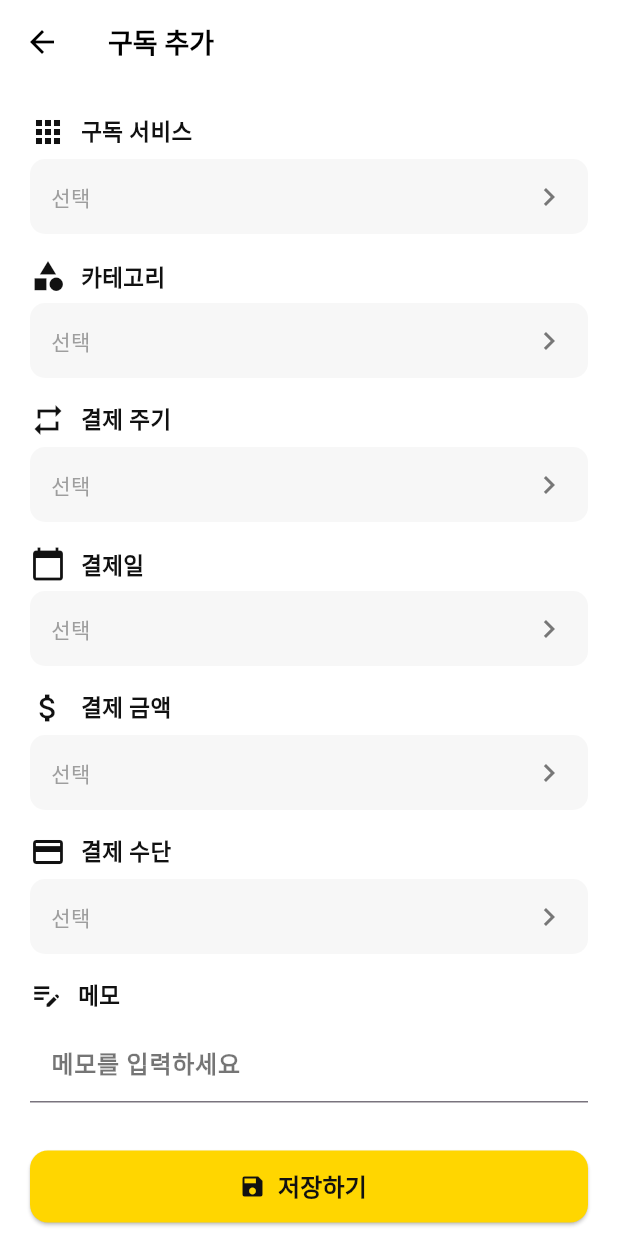
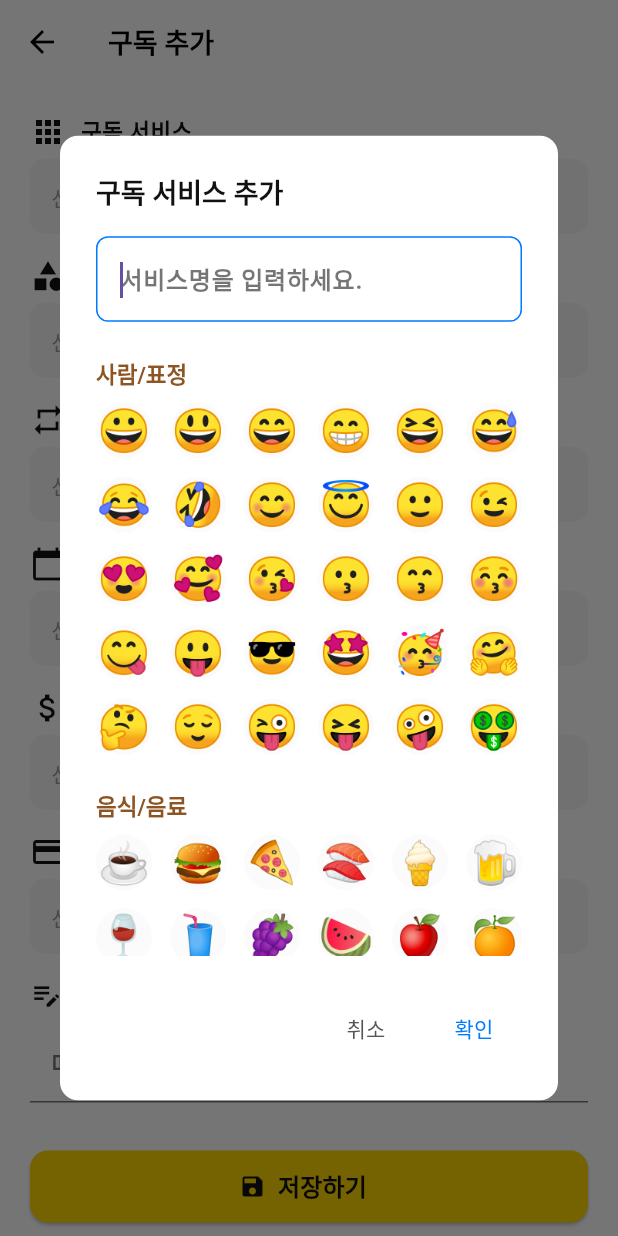
Before and after one commit to AtmosCat/sheepdog, a Flutter app: the SubscriptionAddPage screen opened directly, after a tap on "선택", on a phone screen of 412 x 824 dp. Run offline on Flutter 3.47's test engine with Material 3 defaults, Android fonts, the phone set to English and light mode, and no system bars; our stand-ins replace flutter_colorpicker, flutter_riverpod, fluttertoast, sqflite; missing offline and left inert: xml2json; accounts and stored records are empty; network calls fail.

Commit message:
구독 추가 로직 구현 완료

```diff
--- a/lib/data/model/subscription_service.dart
+++ b/lib/data/model/subscription_service.dart
@@ -6,6 +6,7 @@ class SubscriptionService {
   final String id;
   final String name;
   final String? logoUrl;
+  final String? emoji; // 이모지(문자열) 저장
   final String categoryId;
   final PaymentCycle? paymentCycle;
   final DateTime? paymentDate;
@@ -17,6 +18,7 @@ class SubscriptionService {
     String? id,
     required this.name,
     this.logoUrl,
+    this.emoji,
     required this.categoryId,
     this.paymentCycle,
     this.paymentDate,
@@ -29,6 +31,7 @@ class SubscriptionService {
     String? id,
     String? name,
     String? logoUrl,
+    String? emoji,
     String? categoryId,
     PaymentCycle? paymentCycle,
     DateTime? paymentDate,
@@ -40,6 +43,7 @@ class SubscriptionService {
       id: id ?? this.id,
       name: name ?? this.name,
       logoUrl: logoUrl ?? this.logoUrl,
+      emoji: emoji ?? this.emoji,
       categoryId: categoryId ?? this.categoryId,
       paymentCycle: paymentCycle ?? this.paymentCycle,
       paymentDate: paymentDate ?? this.paymentDate,
@@ -54,6 +58,7 @@ class SubscriptionService {
       'id': id,
       'name': name,
       'logoUrl': logoUrl,
+      'emoji': emoji,
       'categoryId': categoryId,
       'paymentCycle': paymentCycle?.index,
       'paymentDate': paymentDate?.toIso8601String(),
@@ -68,6 +73,7 @@ class SubscriptionService {
       id: map['id'] as String,
       name: map['name'] as String,
       logoUrl: map['logoUrl'] as String?,
+      emoji: map['emoji'] as String?,
       categoryId: map['categoryId'] as String,
       paymentCycle: map['paymentCycle'] != null
           ? PaymentCycle.values[map['paymentCycle'] as int]
--- a/lib/data/repository/sql_database.dart
+++ b/lib/data/repository/sql_database.dart
@@ -26,6 +26,7 @@ class SqlDatabase {
         id TEXT PRIMARY KEY,
         name TEXT NOT NULL,
         logoUrl TEXT,
+        emoji TEXT,
         categoryId TEXT NOT NULL,
         paymentCycle INTEGER,
         paymentDate TEXT,
--- a/lib/ui/pages/subscription_add/subscription_add_page.dart
+++ b/lib/ui/pages/subscription_add/subscription_add_page.dart
@@ -1,9 +1,6 @@
 import 'package:flutter/material.dart';
 import 'package:flutter_colorpicker/flutter_colorpicker.dart'; // 컬러 팔레트용
 import 'package:intl/intl.dart';
-import 'package:sheepdog/data/api/brand_repository.dart';
-import 'package:sheepdog/data/api/models.dart';
-import 'package:sheepdog/data/api/service_select_dialog.dart';
 import 'package:sheepdog/data/repository/subscription_category_repostory.dart';
 import 'package:sheepdog/theme/colors.dart';
 import 'package:sheepdog/data/model/subscription_service.dart';
@@ -11,13 +8,157 @@ import 'package:sheepdog/data/model/subscription_category.dart';
 import 'package:sheepdog/data/model/payment_method.dart';
 import 'package:sheepdog/data/repository/subscription_service_repository.dart';
 import 'package:sheepdog/data/repository/payment_method_repository.dart';
+import 'package:sheepdog/ui/pages/subscription_add/widgets/emoji_categories.dart';
 import 'package:sheepdog/ui/pages/subscription_add/widgets/light_pastel_colors.dart';
+import 'package:sheepdog/ui/utils/snackbar_utils.dart';
 
 class SubscriptionAddPage extends StatefulWidget {
   const SubscriptionAddPage({Key? key}) : super(key: key);
 
   @override
   State<SubscriptionAddPage> createState() => _SubscriptionAddPageState();
+}
+
+class _ServiceInputResult {
+  final String name;
+  final String emoji;
+  _ServiceInputResult({required this.name, required this.emoji});
+}
+
+class _ServiceInputDialog extends StatefulWidget {
+  @override
+  State<_ServiceInputDialog> createState() => _ServiceInputDialogState();
+}
+
+class _ServiceInputDialogState extends State<_ServiceInputDialog> {
+  final TextEditingController _nameController = TextEditingController();
+  String? _selectedEmoji;
+
+  @override
+  Widget build(BuildContext context) {
+    return AlertDialog(
+      backgroundColor: AppColor.containerWhite.of(context),
+      title: Text(
+        '구독 서비스 추가',
+        style: TextStyle(
+          fontWeight: FontWeight.bold,
+          fontSize: 18,
+          color: AppColor.deepBlack.of(context),
+        ),
+      ),
+      content: SizedBox(
+        width: 360,
+        height: 480,
+        child: Column(
+          mainAxisSize: MainAxisSize.max,
+          children: [
+            TextField(
+              controller: _nameController,
+              decoration: const InputDecoration(
+                hintText: '서비스명을 입력하세요.',
+                border: OutlineInputBorder(),
+              ),
+              autofocus: true,
+              onTapOutside: (event) =>
+                  FocusManager.instance.primaryFocus?.unfocus(),
+            ),
+            const SizedBox(height: 16),
+            Expanded(
+              child: ListView(
+                children: emojiCategories.entries.map((entry) {
+                  final category = entry.key;
+                  final emojis = entry.value;
+                  return Column(
+                    crossAxisAlignment: CrossAxisAlignment.start,
+                    children: [
+                      Padding(
+                        padding: const EdgeInsets.symmetric(vertical: 8),
+                        child: Text(
+                          category,
+                          style: TextStyle(
+                            fontWeight: FontWeight.bold,
+                            fontSize: 15,
+                            color: AppColor.mainBrown.of(context),
+                          ),
+                        ),
+                      ),
+                      GridView.builder(
+                        shrinkWrap: true,
+                        physics: const NeverScrollableScrollPhysics(),
+                        itemCount: emojis.length,
+                        gridDelegate:
+                            const SliverGridDelegateWithFixedCrossAxisCount(
+                              crossAxisCount: 6,
+                              mainAxisSpacing: 12,
+                              crossAxisSpacing: 12,
+                            ),
+                        itemBuilder: (context, index) {
+                          final emoji = emojis[index];
+                          final isSelected = _selectedEmoji == emoji;
+                          return GestureDetector(
+                            onTap: () {
+                              setState(() {
+                                _selectedEmoji = emoji;
+                              });
+                            },
+                            child: Container(
+                              decoration: BoxDecoration(
+                                color: isSelected
+                                    ? AppColor.containerGray20.of(context)
+                                    : AppColor.containerLightGray10.of(context),
+                                shape: BoxShape.circle,
+                              ),
+                              alignment: Alignment.center,
+                              child: Text(
+                                emoji,
+                                style: TextStyle(
+                                  fontSize: 28,
+                                  color: isSelected
+                                      ? AppColor.deepBlack.of(context)
+                                      : AppColor.mainBrown.of(context),
+                                ),
+                              ),
+                            ),
+                          );
+                        },
+                      ),
+                      SizedBox(height: 15),
+                    ],
+                  );
+                }).toList(),
+              ),
+            ),
+          ],
+        ),
+      ),
+      actions: [
+        TextButton(
+          style: TextButton.styleFrom(
+            foregroundColor: AppColor.gray30.of(context),
+          ),
+          onPressed: () => Navigator.pop(context),
+          child: const Text('취소'),
+        ),
+        TextButton(
+          style: TextButton.styleFrom(
+            foregroundColor: AppColor.primaryBlue.of(context),
+          ),
+          onPressed: () {
+            final name = _nameController.text.trim();
+            if (name.isEmpty) {
+              SnackbarUtil.showToastMessage('서비스명을 입력해 주세요.');
+              return;
+            }
+            Navigator.pop(
+              context,
+              _ServiceInputResult(name: name, emoji: _selectedEmoji ?? "💬"),
+            );
+          },
+          child: const Text('확인'),
+        ),
+      ],
+    );
+  }
 }
 
 class _SubscriptionAddPageState extends State<SubscriptionAddPage> {
@@ -54,40 +195,26 @@ class _SubscriptionAddPageState extends State<SubscriptionAddPage> {
   }
 
   void _showServiceSelectDialog() async {
-    // final selected = await showDialog<BrandSearchResult>(
-    //   context: context,
-    //   builder: (context) {
-    //     return ServiceSelectDialog(
-    //       onSelected: (brand) {
-    //         Navigator.pop(context, brand);
-    //       },
-    //     );
-    //   },
-    // );
+    final result = await showDialog<_ServiceInputResult>(
+      context: context,
+      builder: (context) => _ServiceInputDialog(),
+    );
 
-    // if (selected != null) {
-    //   String? logoUrl;
-    //   try {
-    //     logoUrl = await BrandRepository().fetchBrandImageUrl(
-    //       selected.applicationNumber,
-    //     );
-    //   } catch (_) {
-    //     logoUrl = null;
-    //   }
-
-    //   setState(() {
-    //     _selectedService = SubscriptionService(
-    //       name: selected.indexNo, // 브랜드명에 해당하는 값으로 수정
-    //       logoUrl: logoUrl,
-    //       categoryId: '', // 카테고리 ID는 별도 선택
-    //       paymentCycle: null,
-    //       paymentDate: null,
-    //       paymentAmount: null,
-    //       paymentMethodId: '',
-    //       memo: '',
-    //     );
-    //   });
-    // }
+    if (result != null) {
+      setState(() {
+        _selectedService = SubscriptionService(
+          name: result.name,
+          emoji: result.emoji,
+          logoUrl: null,
+          categoryId: '',
+          paymentCycle: null,
+          paymentDate: null,
+          paymentAmount: null,
+          paymentMethodId: '',
+          memo: '',
+        );
+      });
+    }
   }
 
   void _showCategorySelectDialog() async {
@@ -183,7 +310,7 @@ class _SubscriptionAddPageState extends State<SubscriptionAddPage> {
               '결제일 선택',
               style: TextStyle(
                 fontWeight: FontWeight.bold,
-                fontSize: 15,
+                fontSize: 18,
                 color: AppColor.deepBlack.of(context),
               ),
             ),
@@ -266,7 +393,7 @@ class _SubscriptionAddPageState extends State<SubscriptionAddPage> {
               controller: controller,
               keyboardType: TextInputType.number,
               decoration: const InputDecoration(
-                hintText: '금액을 입력하세요',
+                hintText: '금액을 입력하세요.',
                 border: OutlineInputBorder(),
               ),
               onTapOutside: (event) =>
@@ -331,7 +458,8 @@ class _SubscriptionAddPageState extends State<SubscriptionAddPage> {
 
     final service = SubscriptionService(
       name: _selectedService!.name,
-      logoUrl: _selectedService!.logoUrl,
+      logoUrl: '',
+      emoji: _selectedService!.emoji,
       categoryId: _selectedCategory!.id,
       paymentCycle: _selectedCycle,
       paymentDate: _getPaymentDate(),
@@ -359,7 +487,17 @@ class _SubscriptionAddPageState extends State<SubscriptionAddPage> {
       final now = DateTime.now();
       return DateTime(now.year, now.month, _selectedDate as int);
     }
-    // 주 단위 등은 별도 로직 필요
+    if (_selectedCycle == PaymentCycle.weekly && _selectedDate is String) {
+      // 요일 문자열을 DateTime의 weekday(1~7)로 변환
+      const dayMap = {'월': 1, '화': 2, '수': 3, '목': 4, '금': 5, '토': 6, '일': 7};
+      final now = DateTime.now();
+      final selectedWeekday = dayMap[_selectedDate];
+      if (selectedWeekday == null) return null;
+      // 오늘이 선택 요일이면 오늘, 아니면 다음 해당 요일
+      int diff = (selectedWeekday - now.weekday) % 7;
+      if (diff < 0) diff += 7;
+      return now.add(Duration(days: diff));
+    }
     return null;
   }
 
@@ -403,23 +541,38 @@ class _SubscriptionAddPageState extends State<SubscriptionAddPage> {
               valueWidget: _selectedService != null
                   ? Row(
                       children: [
+                        // 이모지 표시 (logoUrl이 null일 때)
+                        if (_selectedService!.emoji != null)
                           CircleAvatar(
-                          backgroundImage: _selectedService!.logoUrl != null
-                              ? NetworkImage(_selectedService!.logoUrl!)
-                              : null,
-                          backgroundColor: AppColor.mainYellowLight3.of(
+                            backgroundColor: AppColor.containerWhite.of(
                               context,
                             ),
                             radius: 16,
-                          child: _selectedService!.logoUrl == null
-                              ? Icon(
+                            child: Text(
+                              _selectedService!.emoji!,
+                              style: const TextStyle(fontSize: 20),
+                            ),
+                          )
+                        // 아무것도 없을 때 기본 아이콘
+                        else
+                          CircleAvatar(
+                            backgroundColor: AppColor.containerWhite.of(
+                              context,
+                            ),
+                            radius: 16,
+                            child: Icon(
                               Icons.apps,
                               color: AppColor.mainBrown.of(context),
-                                )
-                              : null,
+                            ),
                           ),
                         const SizedBox(width: 8),
-                        Text(_selectedService!.name),
+                        Text(
+                          _selectedService!.name,
+                          style: const TextStyle(
+                            fontWeight: FontWeight.bold,
+                            fontSize: 15,
+                          ),
+                        ),
                       ],
                     )
                   : const Text(
@@ -826,7 +979,9 @@ class _CategoryAddDialogState extends State<CategoryAddDialog> {
   Widget build(BuildContext context) {
     return AlertDialog(
       backgroundColor: AppColor.containerWhite.of(context),
-      title: Text(
+      title: Row(
+        children: [
+          Text(
             '카테고리 추가',
             style: TextStyle(
               fontWeight: FontWeight.bold,
@@ -834,48 +989,9 @@ class _CategoryAddDialogState extends State<CategoryAddDialog> {
               color: AppColor.deepBlack.of(context),
             ),
           ),
-      content: Column(
-        mainAxisSize: MainAxisSize.min,
-        children: [
-          GestureDetector(
-            behavior: HitTestBehavior.translucent,
-            onTap: () => FocusScope.of(context).unfocus(),
-            child: TextField(
-              controller: _nameController,
-              decoration: InputDecoration(
-                labelText: '카테고리명',
-                labelStyle: const TextStyle(
-                  fontSize: 15,
-                  fontWeight: FontWeight.normal,
-                  color: Colors.black,
-                ),
-                floatingLabelStyle: const TextStyle(
-                  fontSize: 15,
-                  fontWeight: FontWeight.normal,
-                  color: Color(0xFF007AFF),
-                ),
-                focusedBorder: const OutlineInputBorder(
-                  borderSide: BorderSide(color: Color(0xFF007AFF), width: 2),
-                  borderRadius: BorderRadius.all(Radius.circular(8)),
-                ),
-                border: const OutlineInputBorder(
-                  borderRadius: BorderRadius.all(Radius.circular(8)),
-                ),
-              ),
-              style: TextStyle(
-                color: AppColor.deepBlack.of(context),
-                fontSize: 15,
-                fontWeight: FontWeight.normal,
-              ),
-              onTapOutside: (event) =>
-                  FocusManager.instance.primaryFocus?.unfocus(),
-            ),
-          ),
-
-          const SizedBox(height: 12),
+          Spacer(),
           Row(
             children: [
-              const Text('컬러: '),
               GestureDetector(
                 onTap: () async {
                   await showDialog(
@@ -918,8 +1034,8 @@ class _CategoryAddDialogState extends State<CategoryAddDialog> {
                   );
                 },
                 child: Container(
-                  width: 24,
-                  height: 24,
+                  width: 28,
+                  height: 28,
                   decoration: BoxDecoration(
                     color: Color(_colorValue ?? _pickerColor.value),
                     shape: BoxShape.circle,
@@ -928,6 +1044,40 @@ class _CategoryAddDialogState extends State<CategoryAddDialog> {
                 ),
               ),
             ],
+          ),
+        ],
+      ),
+      content: Column(
+        mainAxisSize: MainAxisSize.min,
+        children: [
+          GestureDetector(
+            behavior: HitTestBehavior.translucent,
+            onTap: () => FocusScope.of(context).unfocus(),
+            child: TextField(
+              controller: _nameController,
+              decoration: InputDecoration(
+                hintText: '카테고리명을 입력하세요.',
+                floatingLabelStyle: const TextStyle(
+                  fontSize: 15,
+                  fontWeight: FontWeight.normal,
+                  color: Color(0xFF007AFF),
+                ),
+                focusedBorder: const OutlineInputBorder(
+                  borderSide: BorderSide(color: Color(0xFF007AFF), width: 2),
+                  borderRadius: BorderRadius.all(Radius.circular(8)),
+                ),
+                border: const OutlineInputBorder(
+                  borderRadius: BorderRadius.all(Radius.circular(8)),
+                ),
+              ),
+              style: TextStyle(
+                color: AppColor.deepBlack.of(context),
+                fontSize: 15,
+                fontWeight: FontWeight.normal,
+              ),
+              onTapOutside: (event) =>
+                  FocusManager.instance.primaryFocus?.unfocus(),
+            ),
           ),
         ],
       ),
--- /dev/null
+++ b/lib/ui/pages/subscription_add/widgets/emoji_categories.dart
@@ -0,0 +1,56 @@
+final Map<String, List<String>> emojiCategories = {
+  "사람/표정": [
+    "😀", "😃", "😄", "😁", "😆", "😅", "😂", "🤣", "😊", "😇",
+    "🙂", "😉", "😍", "🥰", "😘", "😗", "😙", "😚", "😋", "😛",
+    "😎", "🤩", "🥳", "🤗", "🤔", "😌", "😜", "😝", "🤪", "🤑"
+  ],
+  "음식/음료": [
+    "☕", "🍔", "🍕", "🍣", "🍦", "🍺", "🍷", "🥤", "🍇", "🍉",
+    "🍎", "🍊", "🍋", "🍌", "🍍", "🍓", "🥑", "🥝", "🍒", "🥥",
+    "🥐", "🥖", "🥨", "🥯", "🥞", "🧇", "🍩", "🍪", "🥧", "🍰"
+  ],
+  "반려동물/동물": [
+    "🐶", "🐱", "🐭", "🐹", "🐰", "🦊", "🐻", "🐼", "🐨", "🐯",
+    "🦁", "🐮", "🐷", "🐸", "🐵", "🦄", "🐔", "🐧", "🐦", "🐤",
+    "🦆", "🦅", "🦉", "🦇", "🐺", "🐗", "🐴", "🦓", "🦍", "🦧"
+  ],
+  "음악/엔터테인먼트": [
+    "🎵", "🎤", "🎧", "🎸", "🎬", "📺", "🎮", "🎭", "🎫", "🎟️",
+    "🎷", "🎹", "🎻", "🎼", "🎺", "🎲", "🎯", "🎞️", "📀", "🎤",
+    "🥁", "🎚️", "🎛️", "🎙️", "🎠", "🎡", "🎢", "🎪", "🎰", "🎱"
+  ],
+  "쇼핑/구매": [
+    "🛒", "💳", "🛍️", "💸", "🏷️", "📦", "🧾", "💰", "💵", "📦",
+    "💎", "🎁", "🪙", "🧧", "🏦", "🏬", "🏪", "🏭", "🛍", "🧺", "🧵", "🧶"
+  ],
+  "여행/이동": [
+    "✈️", "🚗", "🚕", "🚙", "🚌", "🚂", "🚢", "🛳️", "⛵", "🚀",
+    "🚁", "🛩️", "🚤", "🛥️", "🛫", "🛬", "🚦", "🗺️", "🏖️", "🏝️",
+    "🚇", "🚉", "🚄", "🚅", "🚈", "🚞", "🚋", "🚝", "🚃", "🚟"
+  ],
+  "운동/건강": [
+    "🏋️", "🏃", "🏄", "🚴", "🏊", "🤸", "⚽", "🏀", "🏈", "🏐",
+    "🏸", "🏓", "🎾", "🥊", "🥋", "🧘", "💪", "🤾", "🤽", "🏸",
+    "🥅", "🏒", "🏑", "🏏", "🏹", "⛳", "🏂", "🏇", "⛸️", "🥌"
+  ],
+  "집/생활": [
+    "🏠", "🛏️", "🛋️", "🧹", "🧺", "🧻", "🚿", "🛁", "🧴", "🧸",
+    "🧑‍🍳", "🧑‍🔬", "🧑‍🏫", "🧑‍🎤", "🧑‍🚀", "🧑‍🚒", "🧼", "🧽", "🧯", "🛒",
+    "🛎️", "🧂", "🪑", "🛒", "🪞", "🪟", "🛋", "🛏", "🛁", "🧺"
+  ],
+  "학습/교육": [
+    "📚", "📖", "📓", "📔", "📒", "📕", "📗", "📘", "📙", "📝",
+    "✏️", "🖊️", "🖋️", "🖌️", "🖍️", "📅", "📆", "📎", "📐", "📏",
+    "📑", "🔖", "📚", "📂", "📁", "📋", "🗂️", "🗃️", "🗄️", "🗳️"
+  ],
+  "아트/디자인": [
+    "🎨", "🖼️", "🖌️", "🖍️", "🖋️", "🖊️", "✏️", "📝", "📷", "🎬",
+    "🎭", "🎤", "🎧", "🎼", "🎹", "🎻", "🎷", "🎺", "🎸", "🎺",
+    "🎞️", "🖌", "🖍", "🖋", "🖊", "🎨", "🖼", "🖌️", "🖍️", "🖋️"
+  ],
+  "기타": [
+    "💡", "🌈", "💻", "📱", "🖥️", "🖨️", "🕹️", "🧑‍💻", "📡", "🛰️",
+    "🔋", "🔌", "🕰️", "⏰", "📷", "🧭", "🧩", "🧸", "🧪", "🧫",
+    "🧬", "🧯", "🛡️", "🧰", "🧲", "🪐", "🧪", "🧫", "🧬", "🧯", "💬"
+  ]
+};
```
Lines whose indentation alone changed are shown as unchanged.
